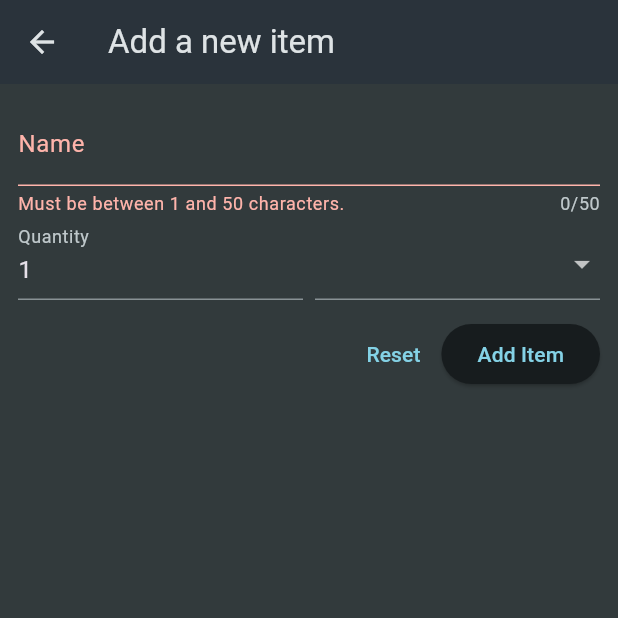
After one commit to JacobLanIsMe/FlutterDemo, a Flutter app: the NewItem screen opened directly, after a tap on "Add Item", on a phone screen of 412 x 824 dp, the top half of it. The commit adds this screen. Run offline on Flutter 3.47's test engine with Material 3 defaults, Android fonts, the light colour scheme and no system bars; our stand-ins replace flutter_riverpod, google_fonts, shared_preferences, sqflite, transparent_image; accounts and stored records are empty.

Commit message:
Add form

```diff
--- a/ShoppingList/shopping_list/lib/widgets/grocery_list.dart
+++ b/ShoppingList/shopping_list/lib/widgets/grocery_list.dart
@@ -1,14 +1,25 @@
 import 'package:flutter/material.dart';
 import 'package:shopping_list/data/dummy_items.dart';
+import 'package:shopping_list/widgets/new_item.dart';
 
-class GroceryList extends StatelessWidget {
+class GroceryList extends StatefulWidget {
   const GroceryList({super.key});
+
+  @override
+  State<GroceryList> createState() => _GroceryListState();
+}
+
+class _GroceryListState extends State<GroceryList> {
+  void _addItem() {
+    Navigator.push(context, MaterialPageRoute(builder: (ctx)=> const NewItem()));
+  }
 
   @override
   Widget build(BuildContext context) {
     return Scaffold(
       appBar: AppBar(
         title: const Text('Your Groceries'),
+        actions: [IconButton(onPressed: _addItem, icon: const Icon(Icons.add))],
       ),
       body: ListView.builder(
           itemCount: groceryItems.length,
--- /dev/null
+++ b/ShoppingList/shopping_list/lib/widgets/new_item.dart
@@ -0,0 +1,101 @@
+import 'package:flutter/material.dart';
+import 'package:shopping_list/data/categories.dart';
+
+class NewItem extends StatefulWidget {
+  const NewItem({super.key});
+
+  @override
+  State<NewItem> createState() => _NewItemState();
+}
+
+class _NewItemState extends State<NewItem> {
+  final _formKey = GlobalKey<FormState>();
+
+  void _saveItem(){
+    _formKey.currentState!.validate();
+  }
+
+  @override
+  Widget build(BuildContext context) {
+    return Scaffold(
+      appBar: AppBar(
+        title: const Text('Add a new item'),
+      ),
+      body: Padding(
+          padding: const EdgeInsets.all(12),
+          child: Form(
+            key: _formKey,
+            child: Column(
+              children: [
+                TextFormField(
+                  maxLength: 50,
+                  decoration: const InputDecoration(label: Text('Name')),
+                  validator: (value) {
+                    if (value == null ||
+                        value.isEmpty ||
+                        value.trim().length <= 1 ||
+                        value.trim().length > 50) {
+                      return 'Must be between 1 and 50 characters.';
+                    }
+                    return null; // if value is valid, return null.
+                  },
+                ),
+                Row(
+                  crossAxisAlignment: CrossAxisAlignment.end,
+                  children: [
+                    Expanded(
+                      child: TextFormField(
+                        decoration:
+                            const InputDecoration(label: Text('Quantity')),
+                        keyboardType: TextInputType.number,
+                        initialValue: '1',
+                        validator: (value) {
+                          if (value == null || value.isEmpty || int.tryParse(value) == null || int.tryParse(value)! <= 0){
+                            return 'Must be a valid, positive number.';
+                          }
+                          return null;
+                        },
+                      ),
+                    ),
+                    const SizedBox(
+                      width: 8,
+                    ),
+                    Expanded(
+                      child: DropdownButtonFormField(items: [
+                        for (final category in categories.entries)
+                          DropdownMenuItem(
+                              value: category.value,
+                              child: Row(
+                                children: [
+                                  Container(
+                                    width: 16,
+                                    height: 16,
+                                    color: category.value.color,
+                                  ),
+                                  const SizedBox(width: 6),
+                                  Text(category.value.title)
+                                ],
+                              ))
+                      ], onChanged: (value) {}),
+                    )
+                  ],
+                ),
+                const SizedBox(
+                  height: 12,
+                ),
+                Row(
+                  mainAxisAlignment: MainAxisAlignment.end,
+                  children: [
+                    TextButton(onPressed: () {
+                      _formKey.currentState!.reset();
+                    }, child: const Text('Reset')),
+                    ElevatedButton(
+                        onPressed: _saveItem, child: const Text('Add Item'))
+                  ],
+                )
+              ],
+            ),
+          )),
+    );
+  }
+}
```
